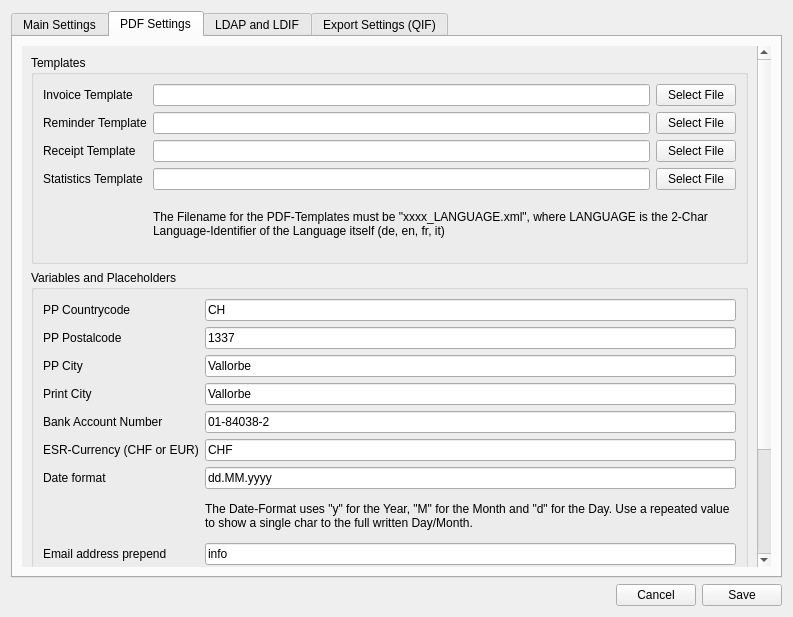
Old version of the form forms/settings.ui in the repository LukyLuke/PiTres.
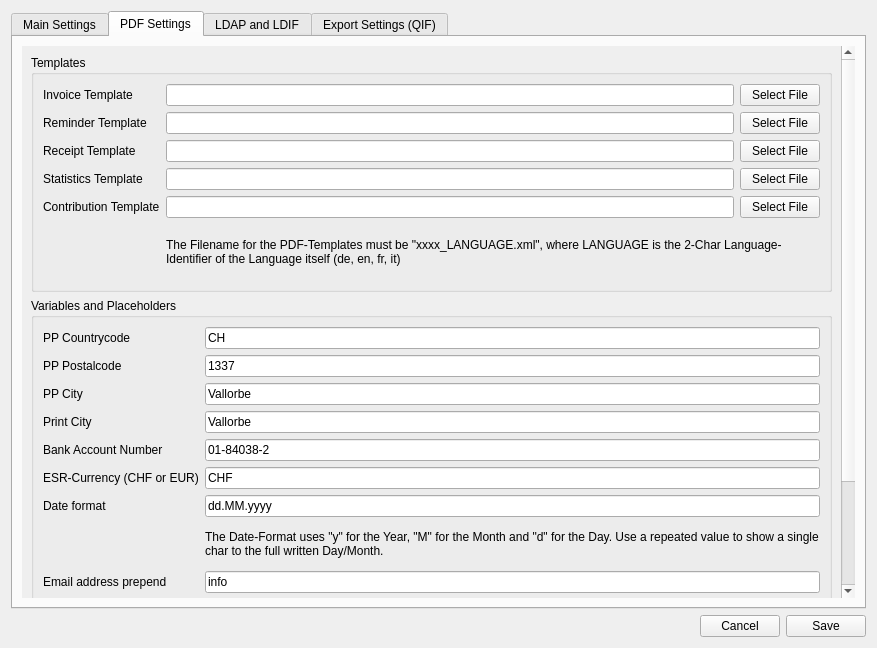
New version of the form. The open tabs and pages were chosen to show the change.

Commit message: Contribution pdf generation added

Patch:
```diff
--- a/forms/settings.ui
+++ b/forms/settings.ui
@@ -6,8 +6,8 @@
    <rect>
     <x>0</x>
     <y>0</y>
-    <width>793</width>
-    <height>617</height>
+    <width>877</width>
+    <height>648</height>
    </rect>
   </property>
   <property name="minimumSize">
@@ -343,8 +343,8 @@
            <rect>
             <x>0</x>
             <y>0</y>
-            <width>769</width>
-            <height>543</height>
+            <width>853</width>
+            <height>574</height>
            </rect>
           </property>
           <layout class="QVBoxLayout" name="verticalLayout_8">
@@ -420,22 +420,6 @@
                 </item>
                </layout>
               </item>
-              <item row="4" column="1">
-               <widget class="QLabel" name="labelTemplateHint">
-                <property name="sizePolicy">
-                 <sizepolicy hsizetype="Expanding" vsizetype="Expanding">
-                  <horstretch>0</horstretch>
-                  <verstretch>0</verstretch>
-                 </sizepolicy>
-                </property>
-                <property name="text">
-                 <string>The Filename for the PDF-Templates must be &quot;xxxx_LANGUAGE.xml&quot;, where LANGUAGE is the 2-Char Language-Identifier of the Language itself (de, en, fr, it)</string>
-                </property>
-                <property name="wordWrap">
-                 <bool>true</bool>
-                </property>
-               </widget>
-              </item>
               <item row="3" column="0">
                <widget class="QLabel" name="label_59">
                 <property name="text">
@@ -457,6 +441,43 @@
                 </item>
                </layout>
               </item>
+              <item row="5" column="1">
+               <widget class="QLabel" name="labelTemplateHint">
+                <property name="sizePolicy">
+                 <sizepolicy hsizetype="Expanding" vsizetype="Expanding">
+                  <horstretch>0</horstretch>
+                  <verstretch>0</verstretch>
+                 </sizepolicy>
+                </property>
+                <property name="text">
+                 <string>The Filename for the PDF-Templates must be &quot;xxxx_LANGUAGE.xml&quot;, where LANGUAGE is the 2-Char Language-Identifier of the Language itself (de, en, fr, it)</string>
+                </property>
+                <property name="wordWrap">
+                 <bool>true</bool>
+                </property>
+               </widget>
+              </item>
+              <item row="4" column="0">
+               <widget class="QLabel" name="label_60">
+                <property name="text">
+                 <string>Contribution Template</string>
+                </property>
+               </widget>
+              </item>
+              <item row="4" column="1">
+               <layout class="QHBoxLayout" name="horizontalLayout_6">
+                <item>
+                 <widget class="QLineEdit" name="pdfContribution"/>
+                </item>
+                <item>
+                 <widget class="QPushButton" name="contributionSelect">
+                  <property name="text">
+                   <string>Select File</string>
+                  </property>
+                 </widget>
+                </item>
+               </layout>
+              </item>
              </layout>
             </widget>
            </item>
```
Left out of the diff: 14 changed lines with no effect on the pictures. The commit also changes 5 other files.
